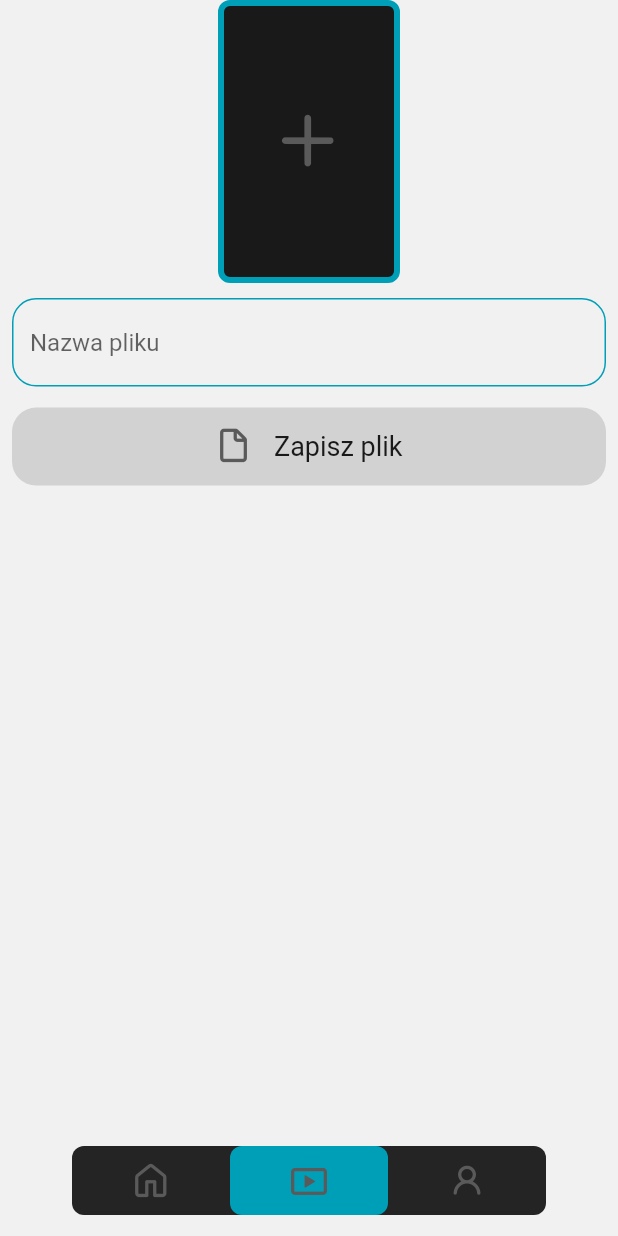
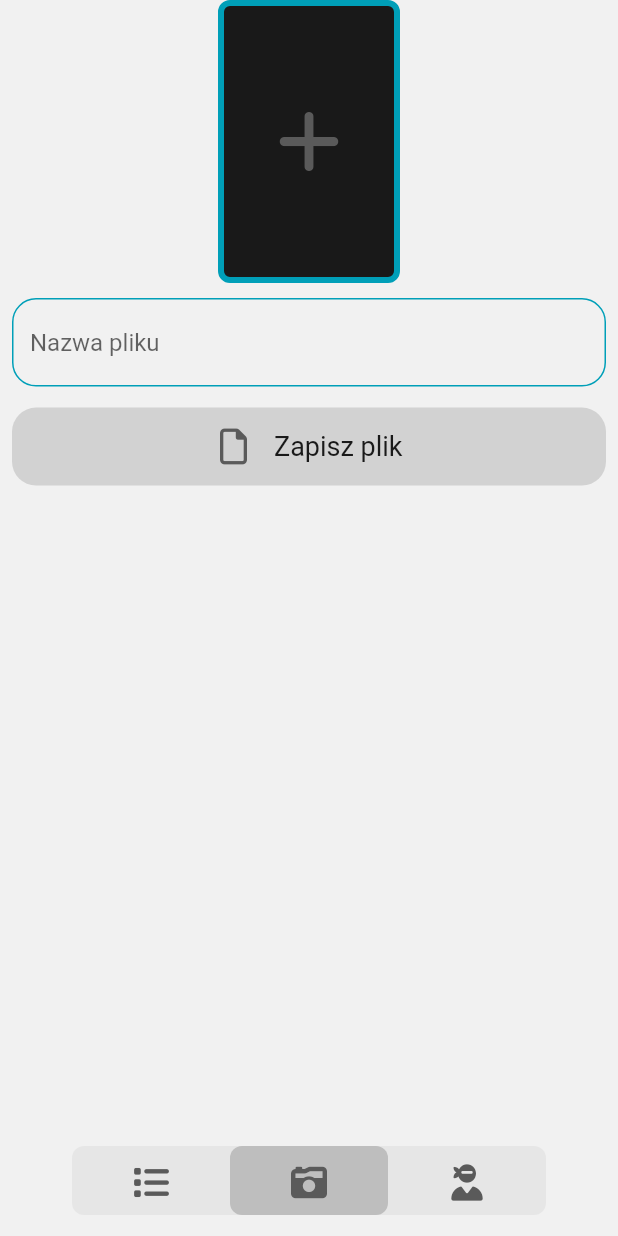
Before and after one commit to bsuu/op-scanner, a Flutter app: the screen it shows after launch, swiped to page 2, on a phone screen of 412 x 824 dp. Run offline on Flutter 3.47's test engine with Material 2 defaults, Android fonts, the phone set to English and light mode, and no system bars; drawn by our look-alikes of reorderables; our stand-ins replace adaptive_theme, camera, firebase_auth, firebase_core, flutter_secure_storage, font_awesome_flutter and 4 more; missing offline and left inert: google_ml_kit, skan_edge; accounts and stored records are empty.

Commit message:
zmiany zmiany zmiany 🚓

```diff
--- a/lib/main_widget.dart
+++ b/lib/main_widget.dart
@@ -2,6 +2,7 @@
 import 'package:adaptive_theme/adaptive_theme.dart';
 import 'package:flutter/cupertino.dart';
 import 'package:flutter/material.dart';
+import 'package:font_awesome_flutter/font_awesome_flutter.dart';
 import 'package:provider/provider.dart';
 import 'package:skan/pages/file_view.dart';
 import 'package:skan/pages/profile_view.dart';
@@ -52,9 +53,9 @@ class MainWidgetState extends State<MainWidget> {
             ),
             bottomNavigationBar: Navbar(
                 items: [
-                  Icon(Octicons.home_16, color: AdaptiveTheme.of(context).theme.iconTheme.color,),
-                  Icon(Octicons.video_16, color: AdaptiveTheme.of(context).theme.iconTheme.color,),
-                  Icon(Octicons.person_16, color: AdaptiveTheme.of(context).theme.iconTheme.color,),],
+                  Icon(FontAwesomeIcons.list, color: AdaptiveTheme.of(context).theme.iconTheme.color,),
+                  Icon(FontAwesomeIcons.cameraRetro, color: AdaptiveTheme.of(context).theme.iconTheme.color,),
+                  Icon(FontAwesomeIcons.userNinja, color: AdaptiveTheme.of(context).theme.iconTheme.color,),],
                 onTap: changeIndexState,
 
             ),
--- a/lib/pages/item_view.dart
+++ b/lib/pages/item_view.dart
@@ -3,6 +3,7 @@ import 'dart:io';
 import 'package:adaptive_theme/adaptive_theme.dart';
 import 'package:flutter/foundation.dart';
 import 'package:flutter/material.dart';
+import 'package:font_awesome_flutter/font_awesome_flutter.dart';
 import 'package:open_file/open_file.dart';
 import 'package:path_provider/path_provider.dart';
 import 'package:pdf/pdf.dart';
@@ -167,7 +168,7 @@ class ItemViewState extends State<ItemView> {
                       crossAxisAlignment: WrapCrossAlignment.center,
                       spacing: 15,
                       children: [
-                        Icon(Octicons.image_16,
+                        FaIcon(FontAwesomeIcons.fileImage,
                             size: 24,
                             color: AdaptiveTheme.of(context)
                                 .theme
@@ -213,7 +214,7 @@ class ItemViewState extends State<ItemView> {
                       crossAxisAlignment: WrapCrossAlignment.center,
                       spacing: 15,
                       children: [
-                        Icon(Octicons.pencil_16,
+                        FaIcon(FontAwesomeIcons.fileLines,
                             size: 24,
                             color: AdaptiveTheme.of(context)
                                 .theme
--- a/lib/pages/scan_view.dart
+++ b/lib/pages/scan_view.dart
@@ -2,6 +2,7 @@ import 'dart:io';
 
 import 'package:adaptive_theme/adaptive_theme.dart';
 import 'package:flutter/material.dart';
+import 'package:font_awesome_flutter/font_awesome_flutter.dart';
 import 'package:provider/provider.dart';
 import 'package:skan/data/scan_file.dart';
 import 'package:skan/octicons_icons.dart';
@@ -129,7 +130,7 @@ class ScanViewState extends State<ScanView> {
                             crossAxisAlignment: WrapCrossAlignment.center,
                             spacing: 15,
                             children: [
-                              Icon(Octicons.file_16,
+                              Icon(FontAwesomeIcons.file,
                                   size: 24,
                                   color: AdaptiveTheme.of(context)
                                       .theme
--- a/lib/themes.dart
+++ b/lib/themes.dart
@@ -8,7 +8,7 @@ import '../data/scan_file.dart';
 class CustomThemes{
   ThemeData light = ThemeData(
     brightness: Brightness.light,
-    bottomAppBarColor: Color.fromARGB(255, 36, 36, 36),
+    bottomAppBarColor: Color.fromARGB(12, 15, 15, 15),
     highlightColor: Color.fromARGB(255, 0, 159, 184),
     backgroundColor: Color.fromARGB(255, 241, 241, 241),
     primaryColor: Color.fromARGB(255, 210, 210, 210),
@@ -34,7 +34,7 @@ class CustomThemes{
 
   ThemeData dark = ThemeData(
     brightness: Brightness.dark,
-    bottomAppBarColor: Color.fromARGB(255, 240, 162, 2),
+    bottomAppBarColor: Color.fromARGB(77, 15, 15, 15),
     highlightColor: Color.fromARGB(255, 237, 69, 69),
     backgroundColor: Color.fromARGB(255, 36, 36, 36),
     primaryColor: Color.fromARGB(255, 25, 25, 25),
--- a/lib/widgets/navbar_widget.dart
+++ b/lib/widgets/navbar_widget.dart
@@ -27,7 +27,7 @@ class NavbarState extends State<Navbar> {
             height: double.infinity,
             decoration: BoxDecoration(
               borderRadius: const BorderRadius.all(Radius.circular(8)),
-              color: AdaptiveTheme.of(context).theme.highlightColor,
+              color: AdaptiveTheme.of(context).theme.primaryColorDark,
             ),
           ),
           Container(
--- a/lib/widgets/scan/scan_image_preview.dart
+++ b/lib/widgets/scan/scan_image_preview.dart
@@ -2,6 +2,7 @@
 import 'dart:io';
 
 import 'package:flutter/material.dart';
+import 'package:font_awesome_flutter/font_awesome_flutter.dart';
 import 'package:reorderables/reorderables.dart';
 import 'package:skan/widgets/scan/scan_image_widget.dart';
 
@@ -51,7 +52,7 @@ class ScanImagePreviewState extends State<ScanImagePreview> {
                 border: true,
                 reactive: false,
                 child: GestureDetector(
-                  child: const Icon(Octicons.plus_16, size: 48),
+                  child: const Icon(FontAwesomeIcons.plus, size: 48),
                   onTap: () {
                     Navigator.push(
                         context,
--- a/lib/widgets/scan/scan_image_widget.dart
+++ b/lib/widgets/scan/scan_image_widget.dart
@@ -1,5 +1,6 @@
 import 'package:adaptive_theme/adaptive_theme.dart';
 import 'package:flutter/material.dart';
+import 'package:font_awesome_flutter/font_awesome_flutter.dart';
 import 'package:skan/octicons_icons.dart';
 import 'package:skan/skan_colors.dart';
 
@@ -52,15 +53,14 @@ class ScanImageWidgetState extends State<ScanImageWidget> {
             direction: Axis.vertical,
             children: [
               IconButton(
-                  icon: Icon(Octicons.trash_16, color: AdaptiveTheme.of(context).theme.iconTheme.color,),
+                  icon: FaIcon(FontAwesomeIcons.trashCan, color: AdaptiveTheme.of(context).theme.iconTheme.color,),
               onPressed: () {
                 widget.onRemove(widget.index);
                 showHide();
               }),
-
               IconButton(
                   onPressed: showHide,
-                  icon: Icon(Octicons.x_16, color: AdaptiveTheme.of(context).theme.iconTheme.color,))
+                  icon: FaIcon(FontAwesomeIcons.xmark, color: AdaptiveTheme.of(context).theme.iconTheme.color,))
             ],
           ) : null,
         )
```
Also changed, not shown: lib/pages/camera_view.dart (+18 -5 lines), lib/pages/corners_view.dart (+16 -4 lines), lib/widgets/file/file_item.dart (+4 -3 lines), lib/widgets/file/file_item_slider.dart (+6 -5 lines).
